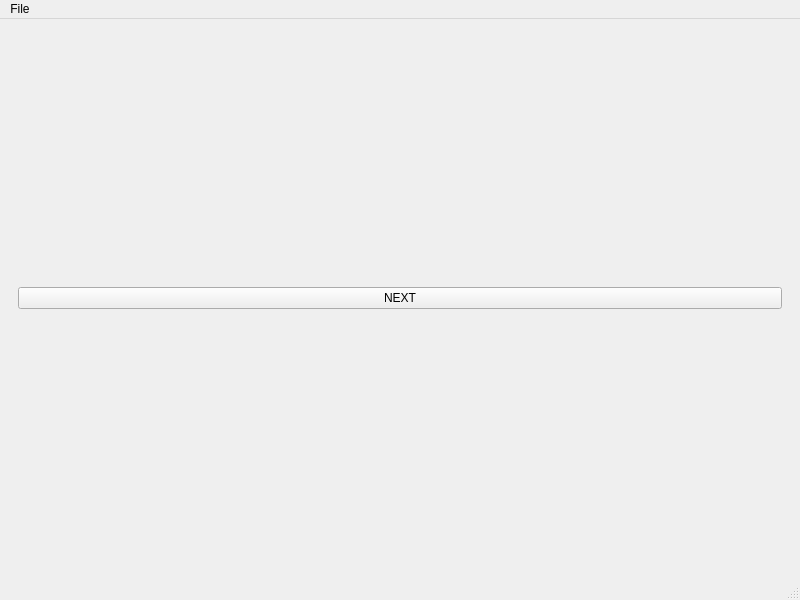
Before: the Qt Designer form mainwindow.ui in fis-teria/Qtchange, drawn with Qt 5.
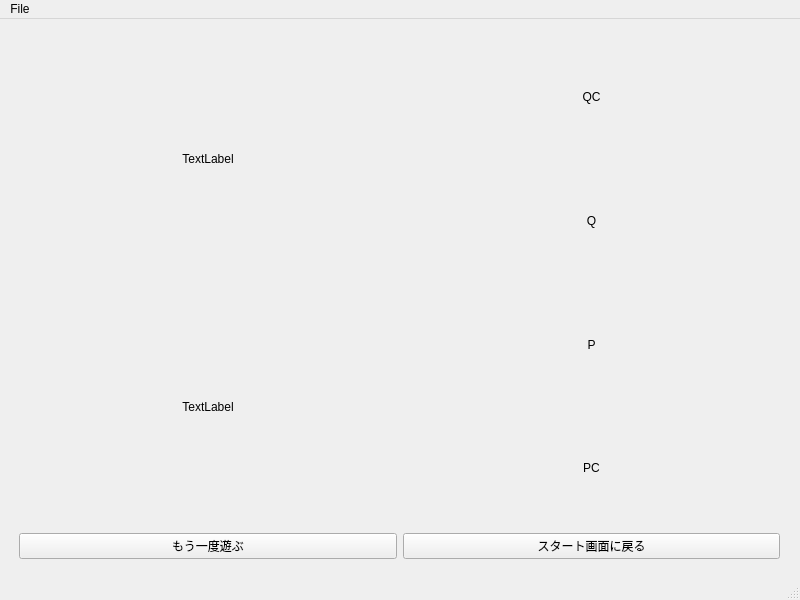
After: the same form once the commit is applied. The open tabs and pages were chosen to show the change. Custom widgets are drawn as their Qt base class.

```diff
--- a/mainwindow.ui
+++ b/mainwindow.ui
@@ -120,6 +120,110 @@
         </layout>
        </widget>
       </widget>
+      <widget class="QWidget" name="page_7">
+       <widget class="QWidget" name="verticalLayoutWidget_2">
+        <property name="geometry">
+         <rect>
+          <x>10</x>
+          <y>10</y>
+          <width>761</width>
+          <height>521</height>
+         </rect>
+        </property>
+        <layout class="QVBoxLayout" name="verticalLayout_6">
+         <item>
+          <layout class="QHBoxLayout" name="horizontalLayout_3">
+           <item>
+            <layout class="QVBoxLayout" name="verticalLayout_7">
+             <item>
+              <widget class="QLabel" name="getPoint">
+               <property name="text">
+                <string>TextLabel</string>
+               </property>
+               <property name="alignment">
+                <set>Qt::AlignCenter</set>
+               </property>
+              </widget>
+             </item>
+             <item>
+              <widget class="QLabel" name="message">
+               <property name="text">
+                <string>TextLabel</string>
+               </property>
+               <property name="alignment">
+                <set>Qt::AlignCenter</set>
+               </property>
+              </widget>
+             </item>
+            </layout>
+           </item>
+           <item>
+            <layout class="QVBoxLayout" name="verticalLayout_8">
+             <item>
+              <widget class="QLabel" name="theme">
+               <property name="text">
+                <string>QC</string>
+               </property>
+               <property name="alignment">
+                <set>Qt::AlignCenter</set>
+               </property>
+              </widget>
+             </item>
+             <item>
+              <widget class="QLabel" name="quesName">
+               <property name="text">
+                <string>Q</string>
+               </property>
+               <property name="alignment">
+                <set>Qt::AlignCenter</set>
+               </property>
+              </widget>
+             </item>
+             <item>
+              <widget class="QLabel" name="yours">
+               <property name="text">
+                <string>P</string>
+               </property>
+               <property name="alignment">
+                <set>Qt::AlignCenter</set>
+               </property>
+              </widget>
+             </item>
+             <item>
+              <widget class="QLabel" name="pSelected">
+               <property name="text">
+                <string>PC</string>
+               </property>
+               <property name="alignment">
+                <set>Qt::AlignCenter</set>
+               </property>
+              </widget>
+             </item>
+            </layout>
+           </item>
+          </layout>
+         </item>
+         <item>
+          <layout class="QHBoxLayout" name="horizontalLayout_2">
+           <item>
+            <widget class="QPushButton" name="toReplay">
+             <property name="text">
+              <string>もう一度遊ぶ</string>
+             </property>
+            </widget>
+           </item>
+           <item>
+            <widget class="QPushButton" name="toStart">
+             <property name="text">
+              <string>スタート画面に戻る</string>
+             </property>
+            </widget>
+           </item>
+          </layout>
+         </item>
+        </layout>
+       </widget>
+      </widget>
      </widget>
     </item>
    </layout>
```
Left out of the diff: 76 changed lines with no effect on the pictures.
